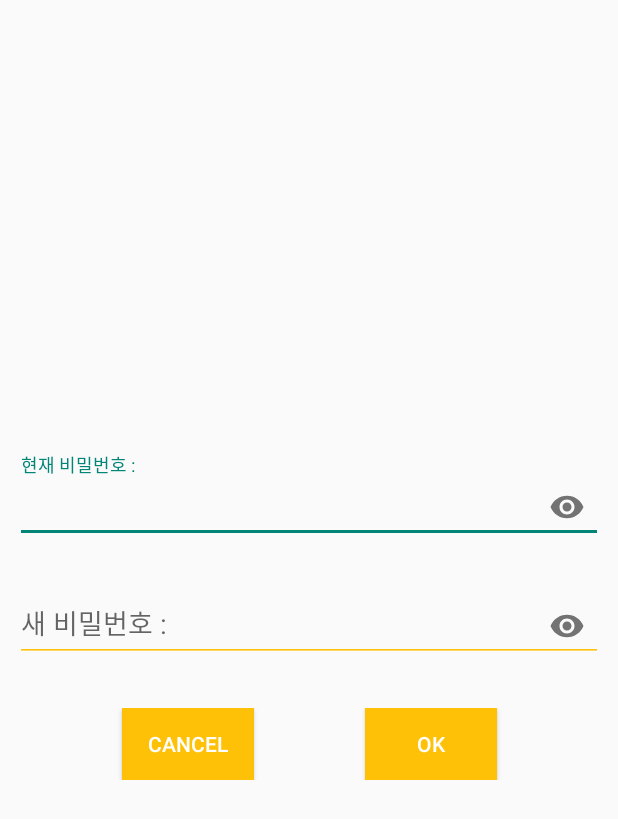
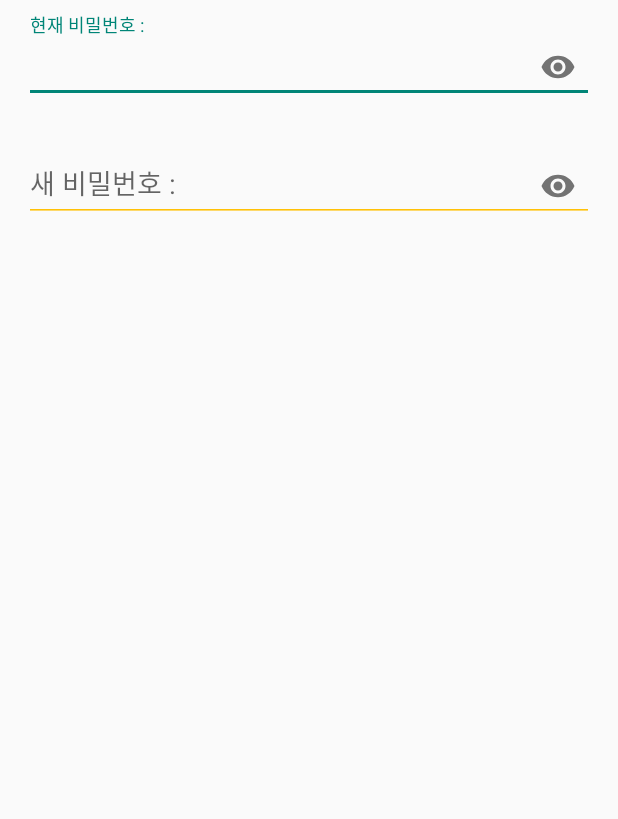
Before and after one commit to ChaaaChaaa/InstantFoodsReviewApp, an Android app: the layout layout_change_password_dialog.xml on its own in the app's theme, with its tools: preview values and no code run, on a phone screen of 412 x 824 dp. Shown: the top 819 px of the screen. Run offline under Robolectric (Android 15) with nearby library versions, the phone set to English and light mode, and no system bars.

Commit message:
[FIX] use alert dialog in multiple conditions

```diff
--- a/app/src/main/java/com/myapp/instantfoodsreviewapp/fragment/MyPageFragment.java
+++ b/app/src/main/java/com/myapp/instantfoodsreviewapp/fragment/MyPageFragment.java
@@ -60,7 +60,7 @@ public class MyPageFragment extends Fragment implements Button.OnClickListener {
 
     public void openChangePasswordDialog() {
         ChangePasswordDialog changePasswordDialog = new ChangePasswordDialog();
-        changePasswordDialog.customDialog.show();
+        changePasswordDialog.show(getFragmentManager(),"change password dialog");
 //        getFragmentManager()
 //                .beginTransaction()
 //                .replace(R.id.fragment_container, new ChangePasswordDialog()).commit();
--- a/app/src/main/res/layout/layout_change_password_dialog.xml
+++ b/app/src/main/res/layout/layout_change_password_dialog.xml
@@ -1,16 +1,24 @@
 <?xml version="1.0" encoding="utf-8"?>
-<LinearLayout
-    xmlns:android="http://schemas.android.com/apk/res/android"
+<LinearLayout xmlns:android="http://schemas.android.com/apk/res/android"
+    xmlns:app="http://schemas.android.com/apk/res-auto"
     android:layout_width="match_parent"
     android:layout_height="match_parent"
-    android:gravity="center"
     android:orientation="vertical"
-    xmlns:app="http://schemas.android.com/apk/res-auto">
+    android:paddingLeft="16dp"
+    android:paddingTop="10dp"
+    android:paddingRight="16dp">
+
+    <ScrollView
+        android:layout_width="match_parent"
+        android:layout_height="wrap_content">
+
+        <LinearLayout
+            android:layout_width="match_parent"
+            android:layout_height="wrap_content"
+            android:orientation="vertical">
 
             <com.google.android.material.textfield.TextInputLayout
                 android:id="@+id/tv_current_password"
-        android:layout_marginLeft="10dp"
-        android:layout_marginRight="10dp"
                 android:layout_width="match_parent"
                 android:layout_height="wrap_content"
                 app:boxStrokeColor="@color/yellow"
@@ -22,16 +30,14 @@
                     android:layout_width="match_parent"
                     android:layout_height="wrap_content"
                     android:backgroundTint="#FFC107"
-            android:maxEms="10"
                     android:hint="@string/current_password"
-            android:inputType="textPassword" />
+                    android:inputType="textPassword"
+                    android:maxEms="10" />
 
             </com.google.android.material.textfield.TextInputLayout>
 
             <com.google.android.material.textfield.TextInputLayout
                 android:id="@+id/tv_new_password"
-        android:layout_marginLeft="10dp"
-        android:layout_marginRight="10dp"
                 android:layout_width="match_parent"
                 android:layout_height="wrap_content"
                 android:backgroundTint="#FFC107"
@@ -44,47 +50,11 @@
                     android:layout_width="match_parent"
                     android:layout_height="wrap_content"
                     android:backgroundTint="#FFC107"
-            android:maxEms="10"
                     android:hint="@string/new_password"
-            android:inputType="textPassword" />
+                    android:inputType="textPassword"
+                    android:maxEms="10" />
 
             </com.google.android.material.textfield.TextInputLayout>
-
-    <androidx.constraintlayout.widget.ConstraintLayout
-        android:paddingTop="10dp"
-        android:layout_gravity="center"
-        android:layout_width="match_parent"
-        android:layout_height="wrap_content">
-
-        <Button
-            android:id="@+id/btn_change_password_ok"
-            android:layout_width="wrap_content"
-            android:layout_height="match_parent"
-            android:background="#FFC107"
-            android:text="@string/ok"
-            android:textColor="#FFFFFF"
-            app:layout_constraintBottom_toBottomOf="parent"
-            app:layout_constraintEnd_toEndOf="parent"
-            app:layout_constraintHorizontal_bias="0.75"
-            app:layout_constraintStart_toStartOf="parent"
-            app:layout_constraintTop_toTopOf="parent"
-            app:layout_constraintVertical_bias="0.9" />
-
-        <Button
-            android:id="@+id/btn_change_password_cancel"
-            android:layout_width="wrap_content"
-            android:layout_height="match_parent"
-            android:background="#FFC107"
-            android:text="@string/cancel"
-            android:textColor="#FFFFFF"
-            app:layout_constraintBottom_toBottomOf="parent"
-            app:layout_constraintEnd_toEndOf="parent"
-            app:layout_constraintHorizontal_bias="0.25"
-            app:layout_constraintStart_toStartOf="parent"
-            app:layout_constraintTop_toTopOf="parent"
-            app:layout_constraintVertical_bias="0.9" />
-
-
-    </androidx.constraintlayout.widget.ConstraintLayout>
-
         </LinearLayout>
+    </ScrollView>
+</LinearLayout>
```
Also changed, not shown: app/src/main/java/com/myapp/instantfoodsreviewapp/fragment/ChangePasswordDialog.java (+71 -70 lines), app/src/main/res/values/strings.xml (+11 -1 lines). Lines whose indentation alone changed are shown as unchanged.
